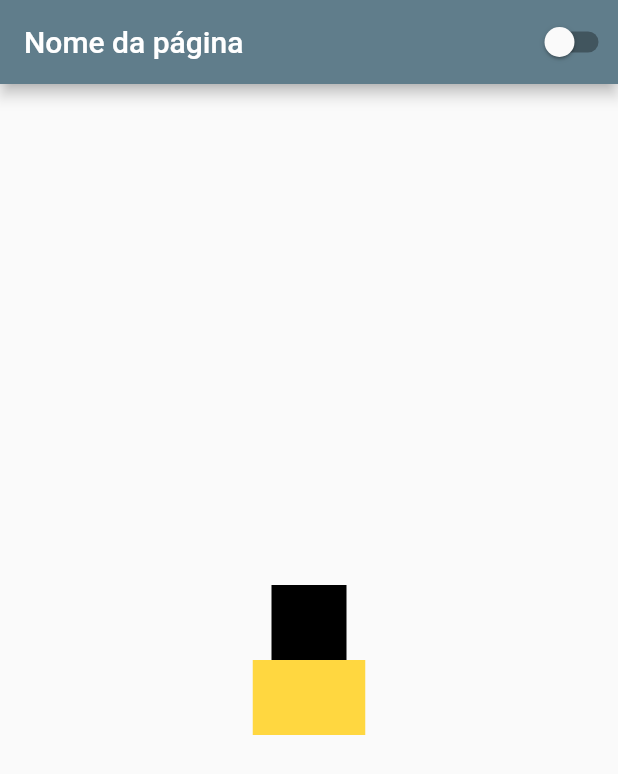
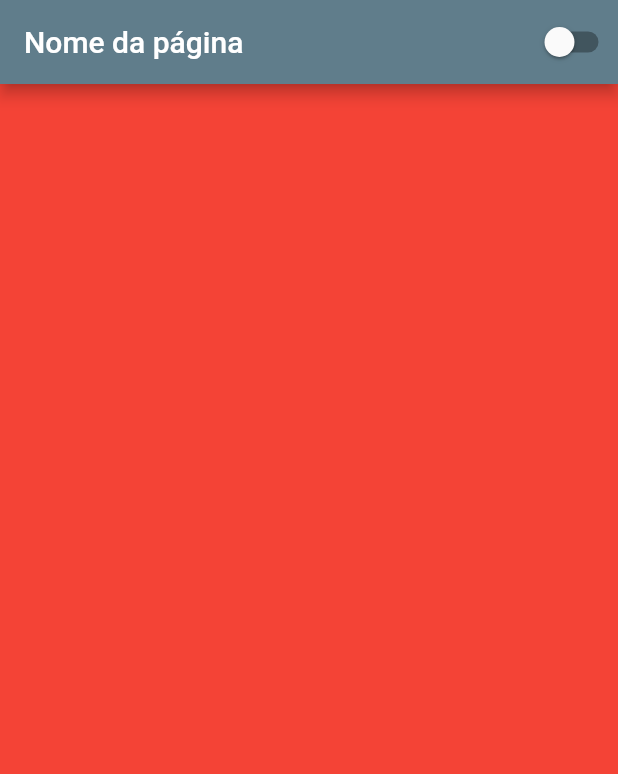
Before and after one commit to sousa-p/aprendendo_flutter, a Flutter app: the screen it shows after launch, on a phone screen of 412 x 824 dp. Shown: the top 774 px of the screen. Run offline on Flutter 3.47's test engine with Material 2 defaults, Android fonts, the phone set to English and light mode, and no system bars.

Commit message:
List view

```diff
--- a/lib/home_page.dart
+++ b/lib/home_page.dart
@@ -19,22 +19,105 @@ class HomePageState extends State<HomePage> {
         body: Container(
             width: double.infinity,
             height: double.infinity,
-        child: Column(
-            mainAxisAlignment: MainAxisAlignment.center,
+            child: ListView(
               children: [
                 Container(
-                width: 50,
+                  width: 75,
                   height: 50,
-                color: Colors.black,
+                  color: Colors.red,
                 ),
                 Container(
                   width: 75,
                   height: 50,
-                color: Colors.amberAccent,
-              )
-            ]),
+                  color: Colors.red,
                 ),
-    );
+                Container(
+                  width: 75,
+                  height: 50,
+                  color: Colors.red,
+                ),
+                Container(
+                  width: 75,
+                  height: 50,
+                  color: Colors.red,
+                ),
+                Container(
+                  width: 75,
+                  height: 50,
+                  color: Colors.red,
+                ),
+                Container(
+                  width: 75,
+                  height: 50,
+                  color: Colors.red,
+                ),
+                Container(
+                  width: 75,
+                  height: 50,
+                  color: Colors.red,
+                ),
+                Container(
+                  width: 75,
+                  height: 50,
+                  color: Colors.red,
+                ),
+                Container(
+                  width: 75,
+                  height: 50,
+                  color: Colors.red,
+                ),
+                Container(
+                  width: 75,
+                  height: 50,
+                  color: Colors.red,
+                ),
+                Container(
+                  width: 75,
+                  height: 50,
+                  color: Colors.red,
+                ),
+                Container(
+                  width: 75,
+                  height: 50,
+                  color: Colors.red,
+                ),
+                Container(
+                  width: 75,
+                  height: 50,
+                  color: Colors.red,
+                ),
+                Container(
+                  width: 75,
+                  height: 50,
+                  color: Colors.red,
+                ),
+                Container(
+                  width: 75,
+                  height: 50,
+                  color: Colors.red,
+                ),
+                Container(
+                  width: 75,
+                  height: 50,
+                  color: Colors.red,
+                ),
+                Container(
+                  width: 75,
+                  height: 50,
+                  color: Colors.red,
+                ),
+                Container(
+                  width: 75,
+                  height: 50,
+                  color: Colors.red,
+                ),
+                Container(
+                  width: 75,
+                  height: 50,
+                  color: Colors.red,
+                ),
+              ],
+            )));
   }
 }
 
```
Lines whose indentation alone changed are shown as unchanged.
